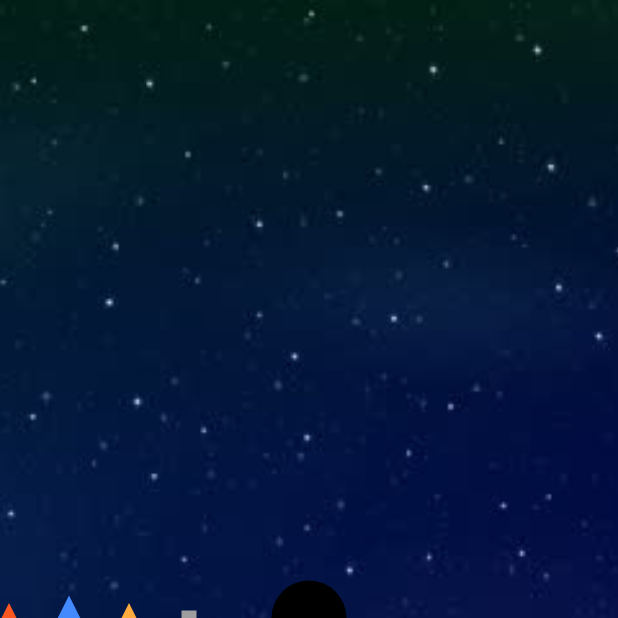
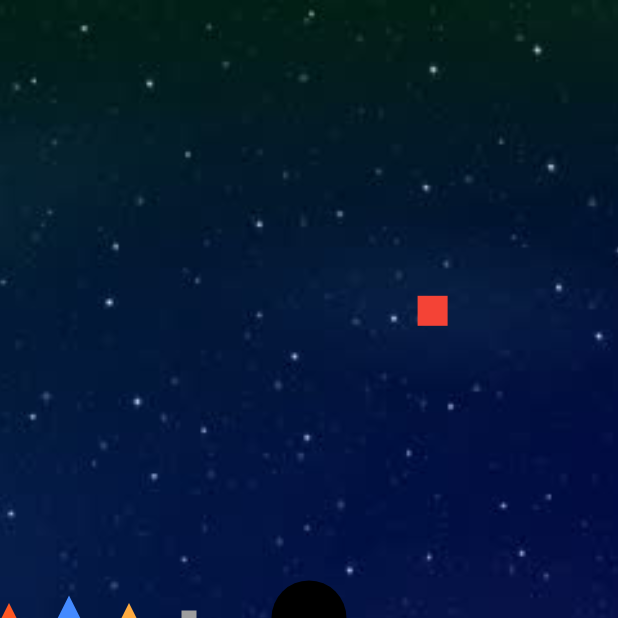
Before and after one commit to dariuspo/galaxy, a Flutter app: the screen it shows after launch, on a phone screen of 412 x 824 dp, the top half of it. Run offline on Flutter 3.47's test engine with Material 2 defaults, Android fonts, the phone set to English and light mode, and no system bars.

Commit message:
adding first animation to the app. new feature moving planet from cornet to the blackhole

```diff
--- a/lib/main.dart
+++ b/lib/main.dart
@@ -27,9 +27,36 @@ class Galaxy extends StatefulWidget {
   _GalaxyState createState() => _GalaxyState();
 }
 
-class _GalaxyState extends State<Galaxy> {
+class _GalaxyState extends State<Galaxy> with SingleTickerProviderStateMixin {
+  Animation<Offset> cornerPlanetAnimation;
+  AnimationController cornerPlanetController;
+
+  @override
+  void initState() {
+    super.initState();
+
+    // TODO: implement initState
+    cornerPlanetController = AnimationController(
+        lowerBound: 0.0,
+        upperBound: 1.0,
+        duration: const Duration(milliseconds: 3000),
+        vsync: this);
+    cornerPlanetAnimation = Tween(
+      begin: Offset(1.0, 1.0),
+      end: Offset(0.0, 0.0),
+    ).animate(
+      CurvedAnimation(
+        parent: cornerPlanetController,
+        curve: Interval(0.0, 1.0, curve: Curves.linear),
+      ),
+    );
+    cornerPlanetController.repeat();
+  }
+
   @override
   Widget build(BuildContext context) {
+    double screenWidth = MediaQuery.of(context).size.width;
+    double screenHeight = MediaQuery.of(context).size.height;
     return Scaffold(
       body: Container(
         decoration: BoxDecoration(
@@ -43,14 +70,6 @@ class _GalaxyState extends State<Galaxy> {
         child: Center(
           child: Stack(
             children: <Widget>[
-              Transform.translate(
-                offset: Offset(0.0, 0.0),
-                child: ShapeBuilder(
-                  radius: 50,
-                  color: Colors.black,
-                  boxShape: BoxShape.circle,
-                ),
-              ),
               Transform.translate(
                 offset: Offset(-80, 0.0),
                 child: ShapeBuilder(
@@ -88,6 +107,29 @@ class _GalaxyState extends State<Galaxy> {
                   boxShape: BoxShape.circle,
                 ),
               ),
+              AnimatedBuilder(
+                animation: cornerPlanetAnimation,
+                builder: (context, child) => Transform.translate(
+                  offset: Offset(
+                    (screenWidth / 2) * cornerPlanetAnimation.value.dx,
+                    (screenHeight / (-2) - 100) *
+                        cornerPlanetAnimation.value.dy,
+                  ),
+                  child: ShapeBuilder(
+                    color: Colors.red,
+                    radius: 20,
+                    boxShape: BoxShape.rectangle,
+                  ),
+                ),
+              ),
+              Transform.translate(
+                offset: Offset(0.0, 0.0),
+                child: ShapeBuilder(
+                  radius: 50,
+                  color: Colors.black,
+                  boxShape: BoxShape.circle,
+                ),
+              ),
             ],
           ),
         ),
```
